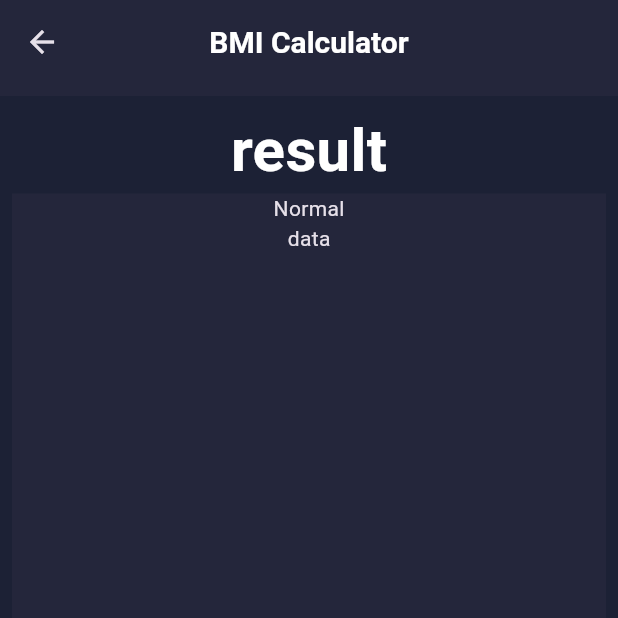
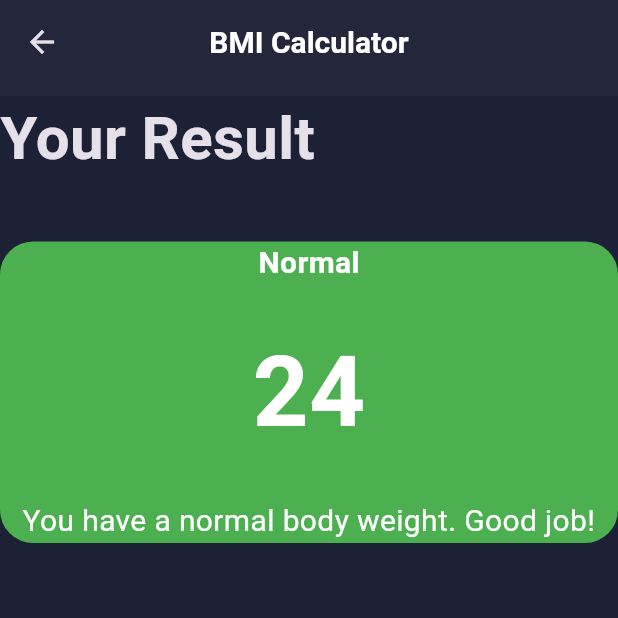
Before and after one commit to muhamedxzidan/frist_figma, a Flutter app: the screen it shows after launch, item 3 of the bottom bar chosen, after a tap on "Calculate", on a phone screen of 412 x 824 dp, the top half of it. Run offline on Flutter 3.47's test engine with Material 3 defaults, Android fonts, the phone set to English and light mode, and no system bars.

Commit message:
Fix BMI type error, add dynamic result logic and colors, and clean up code

```diff
--- a/bmi_app/lib/all_screen/calculate_screen.dart
+++ b/bmi_app/lib/all_screen/calculate_screen.dart
@@ -1,40 +1,75 @@
+import 'package:bmi_app/calculate_bmi.dart';
 import 'package:bmi_app/widgets/appbar_widget.dart';
 import 'package:flutter/material.dart';
 
 class CalculateScreen extends StatelessWidget {
-  const CalculateScreen({super.key});
+  final int theResult;
+
+  const CalculateScreen(this.theResult, {super.key});
 
   @override
   Widget build(BuildContext context) {
-    CrossAxisAlignment.start;
     return Scaffold(
       appBar: AppbarWidget(),
 
-      body: Padding(
-        padding: const EdgeInsets.all(8.0),
-        child: Column(
+      body: Column(
+        crossAxisAlignment: CrossAxisAlignment.start,
         children: [
           Text(
-              "result",
+            "Your Result ",
+            style: TextStyle(fontSize: 40, fontWeight: FontWeight.w700),
+          ),
+
+          SizedBox(height: 20),
+          Padding(
+            padding: const EdgeInsets.symmetric(vertical: 20),
+            child: Container(
+              width: double.infinity,
+              decoration: BoxDecoration(
+                borderRadius: BorderRadius.circular(22),
+                color: BmiCalculator.getColor(theResult.toDouble()),
+              ),
+
+              child: Column(
+                spacing: 25,
+                children: [
+                  Text(
+                    BmiCalculator.getResult(
+                      theResult.toDouble(),
+                    ), // Dynamic result
                     style: TextStyle(
-                fontSize: 40,
-                fontWeight: FontWeight.w600,
-                color: Colors.white,
+                      fontSize: 20,
+                      fontWeight: FontWeight.bold,
+                      color: BmiCalculator.getTextColor(theResult.toDouble()),
                     ),
                   ),
-
-            Flexible(
-              child: Center(
-                child: Container(
-                  alignment: AlignmentGeometry.center,
-                  color: Color(0xff24263B),
-                  child: Column(children: [Text("Normal"), Text("data")]),
+                  Text(
+                    theResult.toString(),
+                    style: TextStyle(
+                      fontSize: 65,
+                      fontWeight: FontWeight.bold,
+                      color: BmiCalculator.getTextColor(theResult.toDouble()),
+                    ),
+                  ),
+                  Padding(
+                    padding: const EdgeInsets.symmetric(horizontal: 8.0),
+                    child: Text(
+                      BmiCalculator.getInterpretation(
+                        theResult.toDouble(),
+                      ), // Dynamic advice
+                      textAlign: TextAlign.center,
+                      style: TextStyle(
+                        fontSize: 20,
+                        color: BmiCalculator.getTextColor(theResult.toDouble()),
                       ),
                     ),
                   ),
                 ],
               ),
             ),
+          ),
+        ],
+      ),
     );
   }
 }
--- a/bmi_app/lib/all_screen/home_screen.dart
+++ b/bmi_app/lib/all_screen/home_screen.dart
@@ -1,4 +1,5 @@
 import 'package:bmi_app/all_screen/calculate_screen.dart';
+import 'package:bmi_app/calculate_bmi.dart';
 import 'package:bmi_app/widgets/age_widget.dart';
 import 'package:bmi_app/widgets/appbar_widget.dart';
 import 'package:bmi_app/widgets/gender_widget.dart';
@@ -13,11 +14,15 @@ class HomeScreen extends StatefulWidget {
 }
 
 class _HomeScreenState extends State<HomeScreen> {
+  int heightValue = 170;
+  int weightValue = 70;
+  int ageValue = 25;
   bool slect = true;
+
   @override
   Widget build(BuildContext context) {
     return Scaffold(
-      appBar: AppbarWidget(),
+      appBar: const AppbarWidget(),
 
       body: Padding(
         padding: const EdgeInsets.all(20),
@@ -25,6 +30,7 @@ class _HomeScreenState extends State<HomeScreen> {
           children: [
             Row(
               children: [
+                // ... (Gender Widgets)
                 GenderWidget(
                   named: "Male",
                   icons: Icons.male,
@@ -35,7 +41,7 @@ class _HomeScreenState extends State<HomeScreen> {
                     });
                   },
                 ),
-                SizedBox(width: 20),
+                const SizedBox(width: 20),
                 GenderWidget(
                   named: "Female",
                   icons: Icons.female,
@@ -48,27 +54,58 @@ class _HomeScreenState extends State<HomeScreen> {
                 ),
               ],
             ),
-            SizedBox(width: 20),
+            const SizedBox(height: 20),
 
-            HeightWidget(),
-            AgeWidget(),
+            const SizedBox(height: 20),
+
+            HeightWidget(
+              onHeightChanged: (newHeight) {
+                setState(() {
+                  heightValue = newHeight;
+                });
+              },
+            ),
+
+            AgeWidget(
+              onWeightChanged: (newWeight) {
+                setState(() {
+                  weightValue = newWeight;
+                });
+              },
+              onAgeChanged: (newAge) {
+                setState(() {
+                  ageValue = newAge;
+                });
+              },
+            ),
           ],
         ),
       ),
       bottomNavigationBar: Container(
-        width: 100,
+        width: double.infinity,
         height: 100,
-        color: Color(0xffE83D67),
+        color: const Color(0xffE83D67),
         child: TextButton(
           onPressed: () {
+            final double result = BmiCalculator.calculateBmi(
+              weightValue.toDouble(),
+              heightValue.toDouble(),
+            );
+
             Navigator.push(
               context,
-              MaterialPageRoute(builder: (context) => const CalculateScreen()),
+              MaterialPageRoute(
+                builder: (context) => CalculateScreen(result.round()),
+              ),
             );
           },
-          child: Text(
+          child: const Text(
             "Calculate",
-            style: TextStyle(fontSize: 22, fontWeight: FontWeight.w600),
+            style: TextStyle(
+              fontSize: 22,
+              fontWeight: FontWeight.w600,
+              color: Colors.white,
+            ),
           ),
         ),
       ),
--- /dev/null
+++ b/bmi_app/lib/calculate_bmi.dart
@@ -0,0 +1,53 @@
+import 'package:flutter/material.dart';
+
+class BmiCalculator {
+  static double calculateBmi(double weight, double heightInCm) {
+    double heightInMeters = heightInCm / 100.0;
+    double bmiResult = weight / (heightInMeters * heightInMeters);
+    return bmiResult;
+  }
+
+  static String getResult(double bmi) {
+    if (bmi >= 30) {
+      return 'Obese';
+    } else if (bmi >= 25) {
+      return 'Overweight';
+    } else if (bmi > 18.5) {
+      return 'Normal';
+    } else {
+      return 'Underweight';
+    }
+  }
+
+  static String getInterpretation(double bmi) {
+    if (bmi >= 30) {
+      return 'You have a very high body weight. You need to see a doctor.';
+    } else if (bmi >= 25) {
+      return 'You have a higher than normal body weight. Try to exercise more.';
+    } else if (bmi > 18.5) {
+      return 'You have a normal body weight. Good job!';
+    } else {
+      return 'You have a lower than normal body weight. You can eat a bit more.';
+    }
+  }
+
+  static Color getColor(double bmi) {
+    if (bmi >= 30) {
+      return Colors.red;
+    } else if (bmi >= 25) {
+      return Colors.yellow;
+    } else if (bmi > 18.5) {
+      return Colors.green;
+    } else {
+      return Colors.redAccent;
+    }
+  }
+
+  static Color getTextColor(double bmi) {
+    if (bmi >= 25 && bmi < 30) {
+      return Colors.black; // Black text on Yellow background
+    } else {
+      return Colors.white; // White text on Red/Green backgrounds
+    }
+  }
+}
--- a/bmi_app/lib/widgets/age_widget.dart
+++ b/bmi_app/lib/widgets/age_widget.dart
@@ -1,22 +1,38 @@
 import 'package:flutter/material.dart';
 
 class AgeWidget extends StatefulWidget {
-  const AgeWidget({super.key});
+  final Function(int)? onWeightChanged;
+  final Function(int)? onAgeChanged;
+
+  const AgeWidget({super.key, this.onWeightChanged, this.onAgeChanged});
 
   @override
   State<AgeWidget> createState() => _AgeWidgetState();
 }
 
 class _AgeWidgetState extends State<AgeWidget> {
-  int _weight = 150;
-  int _age = 26;
+  int _weight = 50;
+  int _age = 20;
 
-  void _incrementWeight() => setState(() => _weight++);
-  void _decrementWeight() =>
-      setState(() => _weight = _weight > 0 ? _weight - 1 : 0);
+  void _incrementWeight() {
+    setState(() => _weight++);
+    widget.onWeightChanged?.call(_weight);
+  }
 
-  void _incrementAge() => setState(() => _age++);
-  void _decrementAge() => setState(() => _age = _age > 0 ? _age - 1 : 0);
+  void _decrementWeight() {
+    setState(() => _weight = _weight > 0 ? _weight - 1 : 0);
+    widget.onWeightChanged?.call(_weight);
+  }
+
+  void _incrementAge() {
+    setState(() => _age++);
+    widget.onAgeChanged?.call(_age);
+  }
+
+  void _decrementAge() {
+    setState(() => _age = _age > 0 ? _age - 1 : 0);
+    widget.onAgeChanged?.call(_age);
+  }
 
   Widget _buildCounter({
     required String label,
--- a/bmi_app/lib/widgets/height_widget.dart
+++ b/bmi_app/lib/widgets/height_widget.dart
@@ -1,7 +1,9 @@
 import 'package:flutter/material.dart';
 
 class HeightWidget extends StatefulWidget {
-  const HeightWidget({super.key});
+  final Function(int) onHeightChanged;
+
+  const HeightWidget({required this.onHeightChanged, super.key});
 
   @override
   State<HeightWidget> createState() => _HeightWidgetState();
@@ -18,7 +20,6 @@ class _HeightWidgetState extends State<HeightWidget> {
         child: Container(
           decoration: BoxDecoration(
             borderRadius: BorderRadius.circular(20),
-
             color: Color(0xff333244),
           ),
           child: Column(
@@ -49,6 +50,8 @@ class _HeightWidgetState extends State<HeightWidget> {
                     onChanged: (value) {
                       setState(() {
                         height = value.toInt();
+
+                        widget.onHeightChanged(height);
                       });
                     },
                     activeColor: Color(0xffE83D67),
```
Lines whose indentation alone changed are shown as unchanged.
